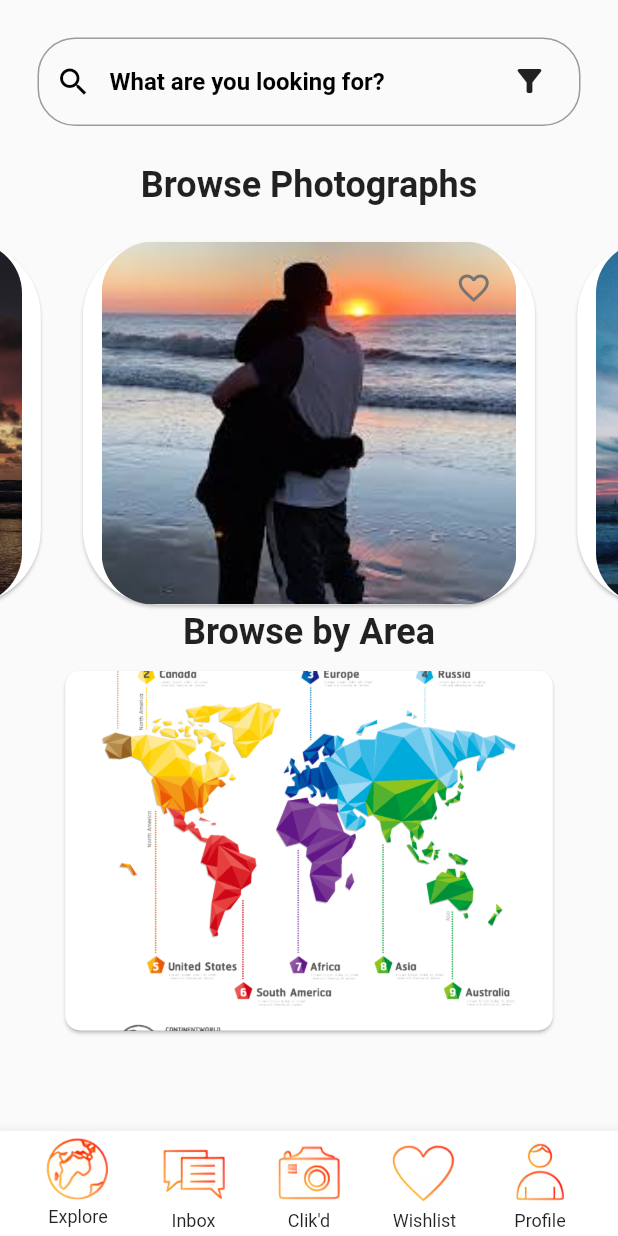
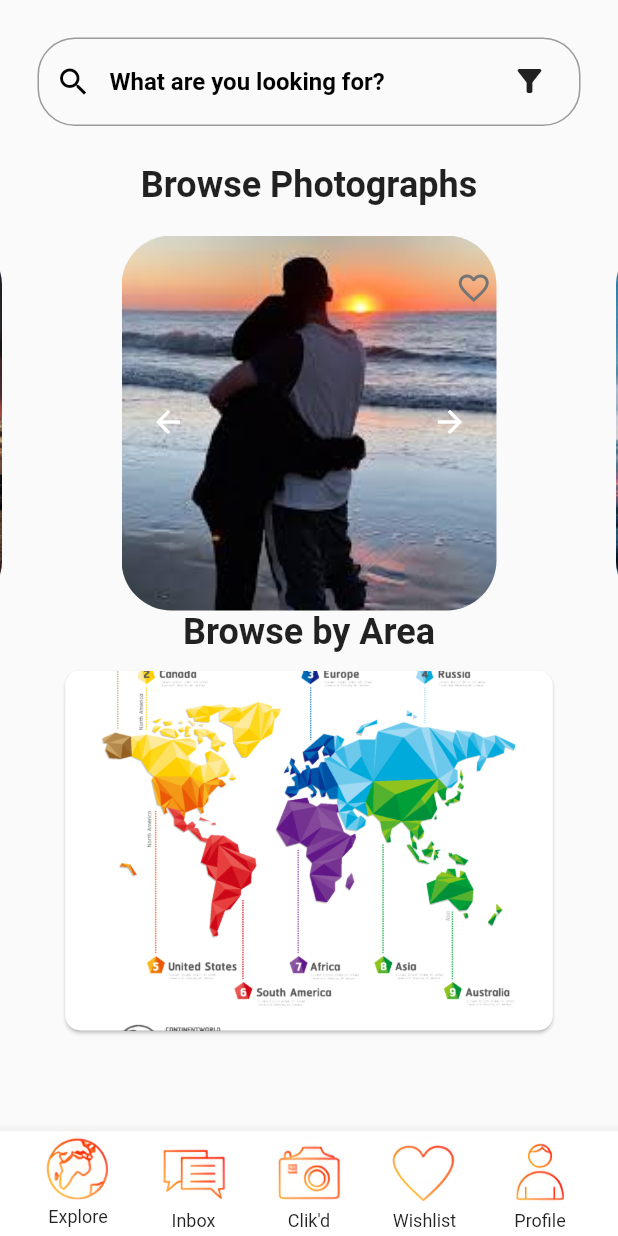
Before and after one commit to PSYCHNERD2512/Clik, a Flutter app: the CarouselPage screen opened directly, on a phone screen of 412 x 824 dp. Run offline on Flutter 3.47's test engine with Material 2 defaults, Android fonts, the phone set to English and light mode, and no system bars.

Commit message:
fix carousel

```diff
--- a/lib/Search_with_carousel.dart
+++ b/lib/Search_with_carousel.dart
@@ -27,7 +27,7 @@ class _CarouselPageState extends State<CarouselPage> {
   @override
   Widget build(BuildContext context) {
     return Scaffold(
-      bottomNavigationBar:BottomAppBar(
+      bottomNavigationBar: BottomAppBar(
         color: Colors.white,
         child: SizedBox(height: 70,
           child: Row(
@@ -42,26 +42,26 @@ class _CarouselPageState extends State<CarouselPage> {
                           Image.asset(
                             'assets/1.png',
                             height: 50,
-                          ),Text("Explore",style: TextStyle(fontSize: 12),)
+                          ), Text("Explore", style: TextStyle(fontSize: 12),)
                         ],
                       ),
                     ),
                   ),
                 ],
-              ),Spacer(),
+              ), Spacer(),
               InkWell(
                 onTap: () {},
-                child:  FittedBox(
+                child: FittedBox(
                   child: Column(
                     children: [
                       Image.asset(
                         'assets/2.png',
                         height: 50,
-                      ),Text("Inbox",style: TextStyle(fontSize: 12),)
+                      ), Text("Inbox", style: TextStyle(fontSize: 12),)
                     ],
                   ),
                 ),
-              ),Spacer(),
+              ), Spacer(),
               InkWell(
                 onTap: () {},
                 child: FittedBox(
@@ -70,11 +70,11 @@ class _CarouselPageState extends State<CarouselPage> {
                       Image.asset(
                         'assets/3.png',
                         height: 50,
-                      ),Text("Clik'd",style: TextStyle(fontSize: 12),)
+                      ), Text("Clik'd", style: TextStyle(fontSize: 12),)
                     ],
                   ),
                 ),
-              ),Spacer(),
+              ), Spacer(),
               InkWell(
                 onTap: () {},
                 child: FittedBox(
@@ -83,11 +83,11 @@ class _CarouselPageState extends State<CarouselPage> {
                       Image.asset(
                         'assets/4.png',
                         height: 50,
-                      ),Text("Wishlist",style: TextStyle(fontSize: 12),)
+                      ), Text("Wishlist", style: TextStyle(fontSize: 12),)
                     ],
                   ),
                 ),
-              ),Spacer(),
+              ), Spacer(),
               InkWell(
                 onTap: () {},
                 child: FittedBox(
@@ -96,11 +96,11 @@ class _CarouselPageState extends State<CarouselPage> {
                       Image.asset(
                         'assets/5.png',
                         height: 50,
-                      ),Text("Profile",style: TextStyle(fontSize: 12),)
+                      ), Text("Profile", style: TextStyle(fontSize: 12),)
                     ],
                   ),
                 ),
-              ),Spacer()
+              ), Spacer()
             ],
           ),
         ),
@@ -163,19 +163,20 @@ class _CarouselPageState extends State<CarouselPage> {
                   },
                 ),
               ),
+
               Center(
                 child: Text(
                   "Browse by Area",
                   style: TextStyle(fontSize: 24, fontWeight: FontWeight.bold),
                 ),
-              ),Padding(
+              ), Padding(
                 padding: const EdgeInsets.all(8.0),
                 child: Card(shape: RoundedRectangleBorder(
                   borderRadius: BorderRadius.circular(10.0),
-                ),child: Image.asset(
+                ), child: Image.asset(
                   "assets/map.png",
                   fit: BoxFit.cover,
-                  height: 240,width: 325,
+                  height: 240, width: 325,
                 ),),
               )
             ],
@@ -195,20 +196,15 @@ class _CarouselPageState extends State<CarouselPage> {
             left: 0,
             right: 0,
             bottom: 0,
-            child: Card(
-              shape: RoundedRectangleBorder(
-                borderRadius: BorderRadius.circular(50.0),
-              ),
             child: FittedBox(
               child: Container(
-                  width: 400,
-                  height: 350,
+                width: 300,
+                height: 300,
                 child: ClipRRect(
-                    borderRadius: BorderRadius.circular(50.0),
+                  borderRadius: BorderRadius.circular(40.0),
                   child: Image.asset(
                     imagePath,
                     fit: BoxFit.cover,
-                    ),
                   ),
                 ),
               ),
@@ -223,7 +219,7 @@ class _CarouselPageState extends State<CarouselPage> {
               child: IconButton(
                 icon: liked[index]
                     ? Icon(Icons.favorite,)
-                    : Icon(Icons.favorite_border,color:Colors.grey[600]),
+                    : Icon(Icons.favorite_border, color: Colors.grey[600]),
                 color: liked[index] ? Colors.red : Colors.grey,
                 onPressed: () {
                   setState(() {
@@ -233,6 +229,40 @@ class _CarouselPageState extends State<CarouselPage> {
               ),
             ),
           ),
+          Positioned(
+            top:100,
+            left: 0,
+            right: 0,
+
+            child: Row(
+              mainAxisAlignment: MainAxisAlignment.center,
+              children: [
+                IconButton(
+                  icon: Icon(Icons.arrow_back, color: Colors.white,),
+                  onPressed: () {
+                    if (_pageController.page! > 0) {
+                      _pageController.previousPage(
+                        duration: Duration(milliseconds: 500),
+                        curve: Curves.easeInOut,
+                      );
+                    }
+                  },
+                ),
+                SizedBox(width: 140), // Add spacing between arrows if needed
+                IconButton(
+                  icon: Icon(Icons.arrow_forward, color: Colors.white,),
+                  onPressed: () {
+                    if (_pageController.page! < images.length - 1) {
+                      _pageController.nextPage(
+                        duration: Duration(milliseconds: 600),
+                        curve: Curves.easeInOut,
+                      );
+                    }
+                  },
+                ),
+              ],
+            ),
+          ),
         ],
       ),
     );
```
Lines whose indentation alone changed are shown as unchanged.
